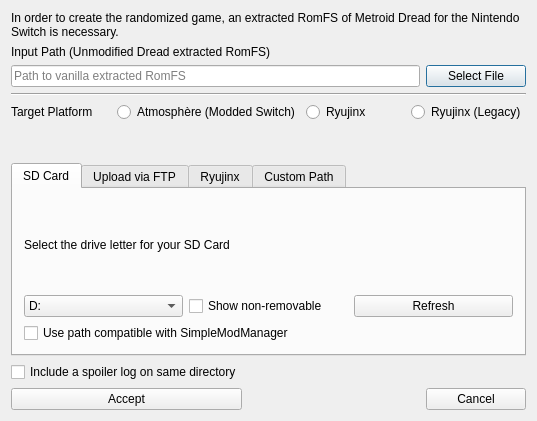
Qt form randovania/gui/ui_files/dread_game_export_dialog.ui (randovania/randovania) before a commit.
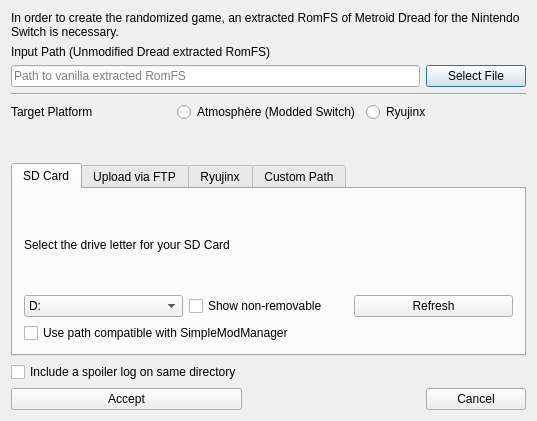
The same form after that commit.

Commit message: Dread: remove ryujinx legacy option.

Patch:
```diff
--- a/randovania/gui/ui_files/dread_game_export_dialog.ui
+++ b/randovania/gui/ui_files/dread_game_export_dialog.ui
@@ -63,16 +63,6 @@
        </property>
       </widget>
      </item>
-     <item>
-      <widget class="QRadioButton" name="ryujinx_legacy_radio">
-       <property name="toolTip">
-        <string>&lt;html&gt;&lt;head/&gt;&lt;body&gt;&lt;p&gt;Same as Ryujinx, but does not use exlaunch. Use in case the normal option does not work.&lt;/p&gt;&lt;p&gt;This mode is not compatible with Multiworld or Auto Tracker enabled.&lt;/p&gt;&lt;/body&gt;&lt;/html&gt;</string>
-       </property>
-       <property name="text">
-        <string>Ryujinx (Legacy)</string>
-       </property>
-      </widget>
-     </item>
     </layout>
    </item>
    <item row="2" column="2">
```
The commit also changes 2 other files.
